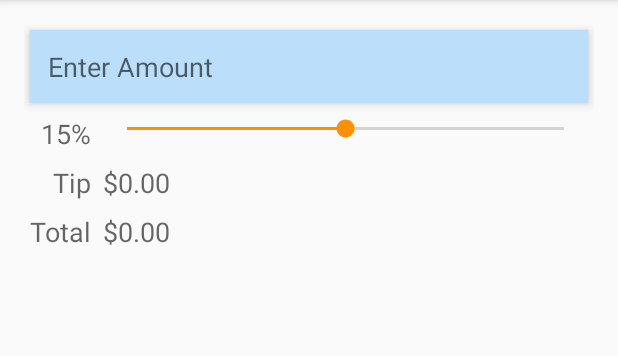
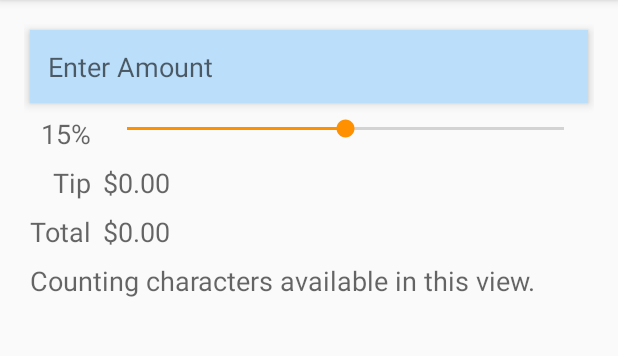
Before and after one commit to mpaulding/TipCalculator, an Android app: the screen it shows after launch (MainActivity), on a phone screen of 412 x 824 dp, the part 84-440 px from its top. Run offline under Robolectric (Android 15) with nearby library versions, the phone set to English and light mode, and no system bars.

Commit message:
Nothing of substance.

```diff
--- a/app/src/main/java/edu/orangecoastcollege/cs273/mpaulding/tipcalculator/MainActivity.java
+++ b/app/src/main/java/edu/orangecoastcollege/cs273/mpaulding/tipcalculator/MainActivity.java
@@ -41,7 +41,6 @@ public class MainActivity extends AppCompatActivity {
 
         SeekBar percentSeekBar = (SeekBar) findViewById(R.id.percentSeekBar);
         percentSeekBar.setOnSeekBarChangeListener(seekBarListener);
-
 
     }
 
--- a/app/src/main/res/layout-v21/activity_main.xml
+++ b/app/src/main/res/layout-v21/activity_main.xml
@@ -95,4 +95,14 @@
         android:id="@+id/totalTextView"
         android:layout_row="3"
         android:layout_column="1" />
+
+    <TextView
+        android:layout_width="wrap_content"
+        android:layout_height="wrap_content"
+        android:textAppearance="?android:attr/textAppearanceMedium"
+        android:text="Counting characters available in this view."
+        android:id="@+id/textView"
+        android:layout_row="8"
+        android:layout_column="0"
+        android:layout_columnSpan="2" />
 </GridLayout>
```
